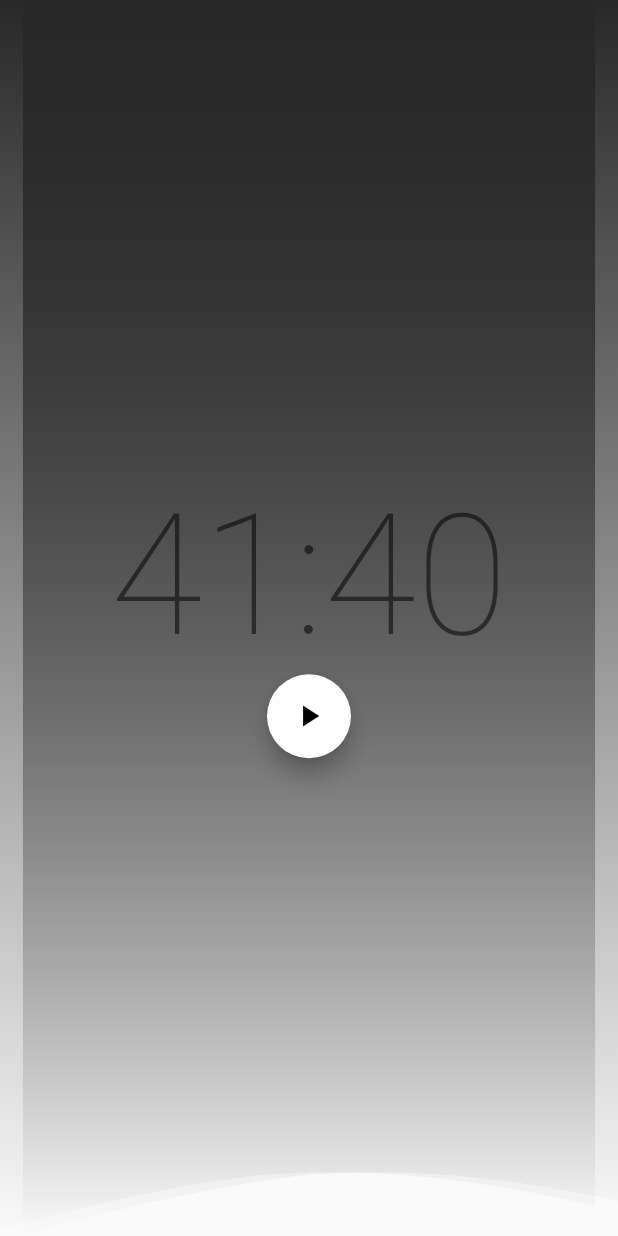
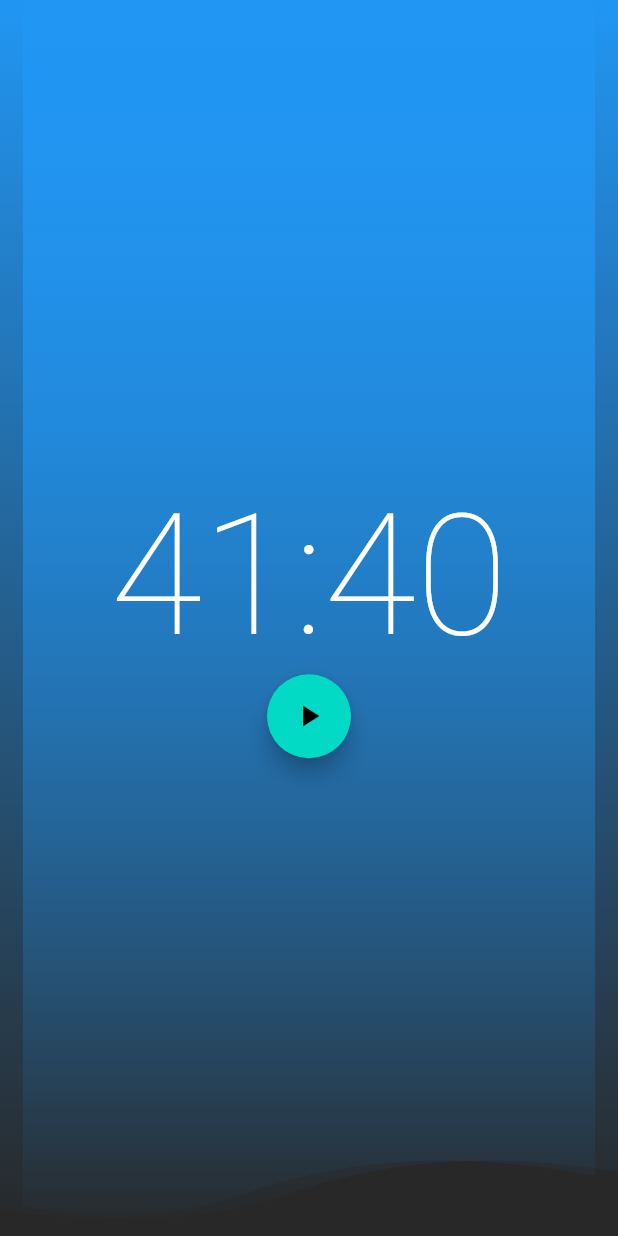
Before and after one commit to YadavGulshan/TimerApp, a Flutter app: the screen it shows after launch, on a phone screen of 412 x 824 dp. Run offline on Flutter 3.47's test engine with Material 2 defaults, Android fonts, the phone set to English and light mode, and no system bars; our stand-ins replace bloc, equatable, flutter_bloc.

Commit message:
changed the path

```diff
--- a/lib/src/app/view/app.dart
+++ b/lib/src/app/view/app.dart
@@ -1,20 +1,36 @@
 import 'package:flutter/material.dart';
 import 'package:timer/src/timer/timer.dart';
+import 'dart:math';
 
 class App extends StatelessWidget {
   const App({Key? key}) : super(key: key);
 
   @override
   Widget build(BuildContext context) {
+    final Color color = getRandomColor();
+
     return MaterialApp(
       title: 'Flutter Timer',
       theme: ThemeData(
-        primaryColor: Colors.purple,
-        colorScheme: const ColorScheme.light(
-          secondary: Colors.white,
+        scaffoldBackgroundColor: color,
+        colorScheme: ColorScheme.light(
+          primary: color,
+        ),
+        // color of all widgets
+        textTheme: TextTheme(
+          headline1: TextStyle(
+            color:
+                (color.computeLuminance() > 0.5) ? Colors.black : Colors.white,
+          ),
         ),
       ),
       home: const TimerPage(),
     );
   }
 }
+
+Color getRandomColor() {
+  // Randomly generate a color which is not too bright or too dark.
+  return Color.fromARGB(
+      255, Random().nextInt(255), Random().nextInt(255), Random().nextInt(255));
+}
--- a/lib/src/timer/view/animation/tools/wave.dart
+++ b/lib/src/timer/view/animation/tools/wave.dart
@@ -6,16 +6,16 @@ class Wave extends CustomClipper<Path> {
   @override
   Path getClip(Size size) {
     var path = Path();
-    path.lineTo(0.0, size.height);
-
-    var firstControlPoint = Offset(size.width / 4, size.height - 30);
-    var firstEndPoint = Offset(size.width / 2.25, size.height - 40);
+    // generate cool lines
+    path.lineTo(0.0, size.height - 20);
+    var firstControlPoint = Offset(size.width / 4, size.height);
+    var firstEndPoint = Offset(size.width / 2.25, size.height - 30.0);
     path.quadraticBezierTo(firstControlPoint.dx, firstControlPoint.dy,
         firstEndPoint.dx, firstEndPoint.dy);
 
     var secondControlPoint =
-        Offset(size.width - (size.width / 3.25), size.height - 50);
-    var secondEndPoint = Offset(size.width, size.height - 20);
+        Offset(size.width - (size.width / 3.25), size.height - 65);
+    var secondEndPoint = Offset(size.width, size.height - 40);
     path.quadraticBezierTo(secondControlPoint.dx, secondControlPoint.dy,
         secondEndPoint.dx, secondEndPoint.dy);
 
--- a/lib/src/timer/view/background.dart
+++ b/lib/src/timer/view/background.dart
@@ -6,12 +6,14 @@ class Background extends AnimatedWidget {
   final Animation<double> animation;
   Background(this.animation, {Key? key})
       : super(listenable: animation, key: key);
-  final Color backgroundColor = getRandomColor();
+  // final Color backgroundColor = getRandomColor();
+  final Color backgroundColor = Colors.blue;
   @override
   Widget build(BuildContext context) {
     return Stack(
       children: [
         Positioned(
+          bottom: 0,
           right: animation.value,
           child: ClipPath(
             clipper: Wave(),
@@ -32,6 +34,7 @@ class Background extends AnimatedWidget {
           ),
         ),
         Positioned(
+          bottom: 0,
           left: animation.value,
           child: ClipPath(
             clipper: Wave(),
```
